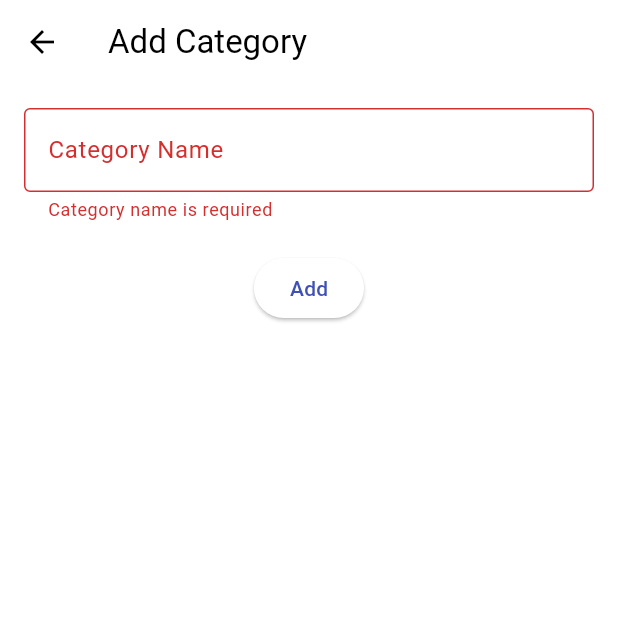
After one commit to has-bogor/has-bogor-mobile, a Flutter app: the CategoryFormPage screen opened directly, after a tap on "Add", on a phone screen of 412 x 824 dp, the top half of it. The commit adds this screen. Run offline on Flutter 3.47's test engine with Material 3 defaults, Android fonts, the phone set to English and light mode, and no system bars; our stand-ins replace animated_text_kit; missing offline and left inert: pbp_django_auth.

Commit message:
category yay

```diff
--- a/has_bogor/lib/screens/category/models/category.dart
+++ b/has_bogor/lib/screens/category/models/category.dart
@@ -1,3 +1,5 @@
+// models/category.dart
+// lib/models/category.dart
 class Category {
   final int id;
   final String namaCategory;
--- /dev/null
+++ b/has_bogor/lib/screens/category/screens/category_form_page.dart
@@ -0,0 +1,115 @@
+// lib/screens/category_form_page.dart
+import 'dart:convert';
+import 'package:flutter/material.dart';
+import 'package:provider/provider.dart';
+import 'package:pbp_django_auth/pbp_django_auth.dart';
+
+import '../models/category.dart';
+
+class CategoryFormPage extends StatefulWidget {
+  final bool isEdit;
+  final Category? category;
+
+  const CategoryFormPage({super.key, required this.isEdit, this.category});
+
+  @override
+  State<CategoryFormPage> createState() => _CategoryFormPageState();
+}
+
+class _CategoryFormPageState extends State<CategoryFormPage> {
+  final _formKey = GlobalKey<FormState>();
+  String _categoryName = '';
+
+  @override
+  void initState() {
+    super.initState();
+    if (widget.isEdit && widget.category != null) {
+      _categoryName = widget.category!.namaCategory;
+    }
+  }
+
+  void showSnackBarMessage(String message, {Color color = Colors.green}) {
+    ScaffoldMessenger.of(context).showSnackBar(
+      SnackBar(
+        content: Text(message),
+        backgroundColor: color,
+      ),
+    );
+  }
+
+  void submitForm(CookieRequest request) async {
+    if (_formKey.currentState!.validate()) {
+      _formKey.currentState!.save();
+
+      if (widget.isEdit && widget.category != null) {
+        // Update Category using POST (since pbp_django_auth lacks PUT)
+        final response = await request.postJson(
+          "http://127.0.0.1:8000/category/categories/update/${widget.category!.id}/",
+          jsonEncode({'nama_category': _categoryName}),
+        );
+
+        if (response['success']) {
+          showSnackBarMessage(response['message']);
+          Navigator.pop(context);
+        } else {
+          showSnackBarMessage(response['message'] ?? "Error updating category", color: Colors.red);
+        }
+      } else {
+        // Create Category
+        final response = await request.postJson(
+          "http://127.0.0.1:8000/category/categories/create/",
+          jsonEncode({'nama_category': _categoryName}),
+        );
+
+        if (response['success']) {
+          showSnackBarMessage(response['message']);
+          Navigator.pop(context);
+        } else {
+          showSnackBarMessage(response['message'] ?? "Error creating category", color: Colors.red);
+        }
+      }
+    }
+  }
+
+  @override
+  Widget build(BuildContext context) {
+    final request = context.watch<CookieRequest>();
+
+    return Scaffold(
+      appBar: AppBar(
+        title: Text(widget.isEdit ? 'Edit Category' : 'Add Category'),
+      ),
+      body: Padding(
+        padding: EdgeInsets.all(16.0),
+        child: Form(
+          key: _formKey,
+          child: Column(
+            children: [
+              TextFormField(
+                initialValue: _categoryName,
+                decoration: InputDecoration(
+                  labelText: 'Category Name',
+                  border: OutlineInputBorder(),
+                ),
+                onSaved: (value) {
+                  _categoryName = value!.trim();
+                },
+                validator: (value) {
+                  if (value == null || value.trim().isEmpty) {
+                    return 'Category name is required';
+                  }
+                  return null;
+                },
+              ),
+              SizedBox(height: 20),
+              ElevatedButton(
+                onPressed: () => submitForm(request),
+                child: Text(widget.isEdit ? 'Update' : 'Add'),
+              ),
+            ],
+          ),
+        ),
+      ),
+    );
+  }
+}
--- a/has_bogor/lib/widgets/left_drawer.dart
+++ b/has_bogor/lib/widgets/left_drawer.dart
@@ -5,6 +5,7 @@ import 'package:has_bogor/screens/pembayaran/screens/payment_history.dart';
 import 'package:has_bogor/screens/authentication/login.dart';
 import 'package:has_bogor/screens/ulasan/screens/show_ulasan_page.dart';
 import 'package:has_bogor/screens/ulasan/screens/ulasan_form_page.dart';
+import 'package:has_bogor/screens/category/screens/category_list_screens.dart';
 
 class LeftDrawer extends StatelessWidget {
   const LeftDrawer({super.key});
@@ -109,6 +110,18 @@ class LeftDrawer extends StatelessWidget {
                     ));
               },
             ),
+            ListTile(
+              leading: const Icon(Icons.category),
+              title: const Text('Category'),
+              onTap: () {
+                // Bagian redirection ke LoginScreen
+                Navigator.pushReplacement(
+                    context,
+                    MaterialPageRoute(
+                      builder: (context) =>  CategoryScreen(),
+                    ));
+              },
+            ),
             //logout
             ListTile(
               leading: const Icon(Icons.logout),
```
Also changed, not shown: has_bogor/lib/screens/category/providers/category_provider.dart (deleted, +0 -68 lines), has_bogor/lib/screens/category/screens/category_list_screens.dart (+77 -189 lines), has_bogor/lib/screens/category/services/api_service.dart (deleted, +0 -93 lines), 1 other file.
